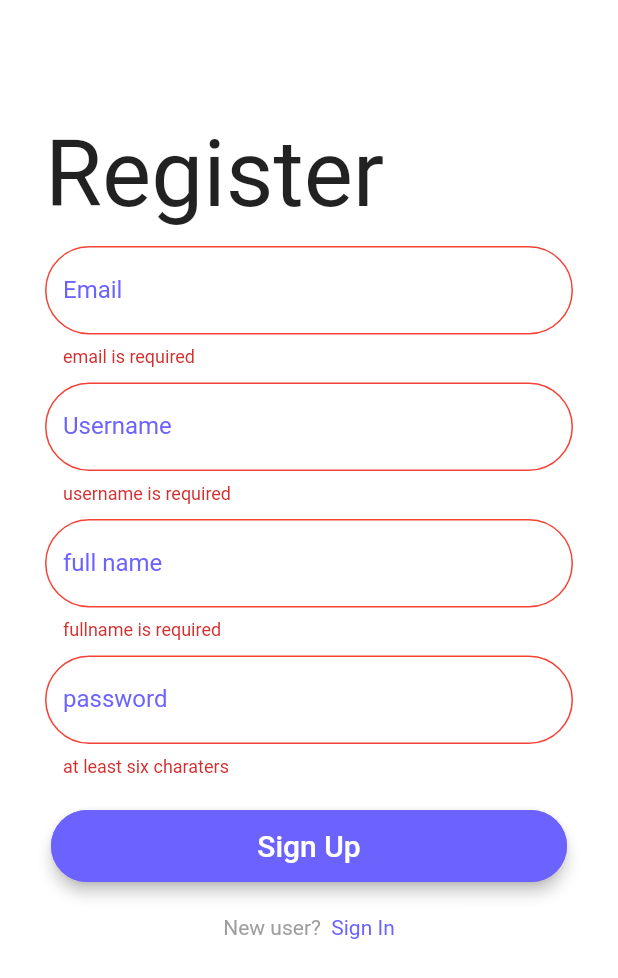
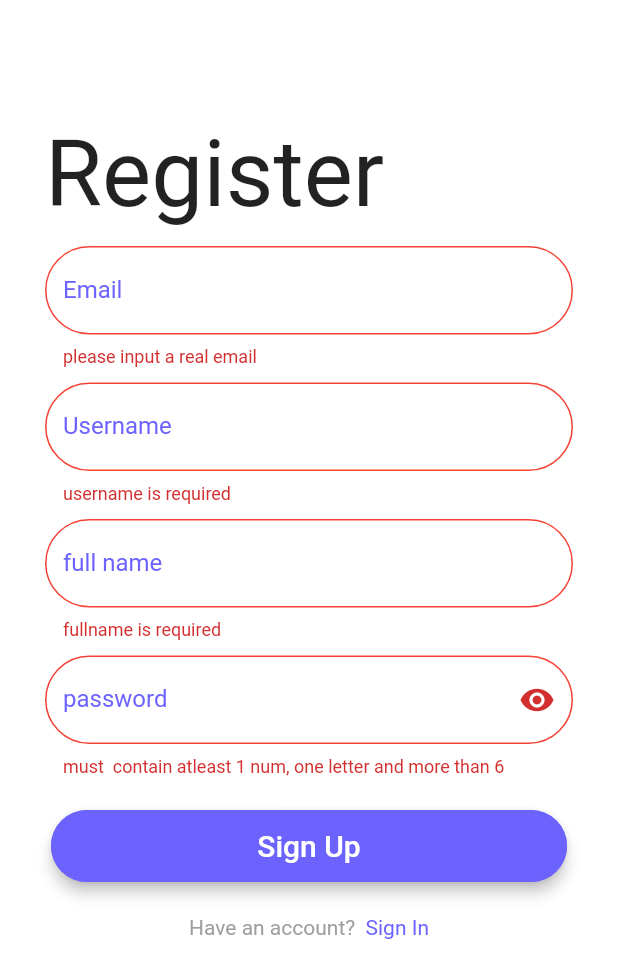
Before and after one commit to phawazzzy/todo-assistance, a Flutter app: the Register screen opened directly, after a tap on "Sign Up", on a phone screen of 412 x 824 dp. Shown: the top 978 px of the screen. Run offline on Flutter 3.47's test engine with Material 2 defaults, Android fonts, the light colour scheme and no system bars; our stand-ins replace email_validator, firebase_auth; accounts and stored records are empty.

Commit message:
alot of field validations for auth

```diff
--- a/lib/onboarding/onboardScreen.dart
+++ b/lib/onboarding/onboardScreen.dart
@@ -152,6 +152,7 @@ class SlideTile extends StatelessWidget {
             visible: slideIndex == slideLength - 1 ? true : false,
                 child: GestureDetector(
                   onTap: () {
+                    CircularProgressIndicator();
                     Navigator.pushReplacement(context, MaterialPageRoute(builder: (context) => Register()));
                   },
                   child: Container(
--- a/lib/screens/auth/register.dart
+++ b/lib/screens/auth/register.dart
@@ -1,8 +1,10 @@
 import 'package:flutter/material.dart';
+import 'package:flutter/services.dart';
 import 'package:todoassistance/screens/auth/sign_in.dart';
 import 'package:todoassistance/screens/auth/widgets/button.dart';
 import 'package:todoassistance/screens/auth/widgets/input_deco.dart';
 import 'package:todoassistance/shared/size_config.dart';
+import 'package:email_validator/email_validator.dart';
 
 class Register extends StatefulWidget {
   @override
@@ -12,6 +14,8 @@ class Register extends StatefulWidget {
 class _RegisterState extends State<Register> {
   final _formKey = GlobalKey<FormState>();
 
+  FocusScopeNode _focusScopeNode = FocusScopeNode();
+
   String email = '';
 
   String username = '';
@@ -20,12 +24,23 @@ class _RegisterState extends State<Register> {
 
   String password = '';
 
+  bool passwordState = true;
+  void showPassword() {
+    passwordState = !passwordState;
+  }
+
+  void _handleFieldSubmitted(String value) {
+    _focusScopeNode.nextFocus();
+  }
+
   @override
   Widget build(BuildContext context) {
     SizeConfig().init(context);
     return Scaffold(
       backgroundColor: Colors.white,
-      body: SafeArea(
+      body: FocusScope(
+        node: _focusScopeNode,
+        child: SafeArea(
           child: SingleChildScrollView(
             child: Container(
               margin: EdgeInsets.only(
@@ -49,59 +64,103 @@ class _RegisterState extends State<Register> {
                     child: Form(
                       key: _formKey,
                       child: Column(
-                      crossAxisAlignment: CrossAxisAlignment.center,
                         mainAxisAlignment: MainAxisAlignment.center,
                         children: <Widget>[
                           TextFormField(
-                          decoration: KTextInputDeco.copyWith(labelText: 'Email', hintText: 'Jonhdoe@mail.com'),
+                            onFieldSubmitted: _handleFieldSubmitted,
+                            textInputAction: TextInputAction.next,
+                            decoration: KTextInputDeco.copyWith(
+                                labelText: 'Email', hintText: 'Jonhdoe@mail.com'),
                             onChanged: (value) => email = value,
-                          validator: (value) => value.isEmpty ? 'email is required' : null,
+                            validator: (value) => EmailValidator.validate(value)
+                                ? null
+                                : 'please input a real email',
                             keyboardType: TextInputType.emailAddress,
                           ),
                           SizedBox(height: 10),
                           TextFormField(
-                            decoration: KTextInputDeco.copyWith(labelText: 'Username',),
+                            onFieldSubmitted: _handleFieldSubmitted,
+                            textInputAction: TextInputAction.next,
+                            decoration: KTextInputDeco.copyWith(
+                              labelText: 'Username',
+                            ),
                             onChanged: (value) => username = value,
-                            validator: (value) => value.isEmpty ? 'username is required' : null,
+                            validator: (value) =>
+                                value.isEmpty ? 'username is required' : null,
                           ),
                           SizedBox(height: 10),
                           TextFormField(
-                            decoration: KTextInputDeco.copyWith(hintText: 'John Doe', labelText: 'full name'),
+                            onFieldSubmitted: _handleFieldSubmitted,
+                            textInputAction: TextInputAction.next,
+                            decoration: KTextInputDeco.copyWith(
+                                hintText: 'John Doe', labelText: 'full name'),
                             onChanged: (value) => fullname = value,
-                            validator: (value) => value.isEmpty ? 'fullname is required' : null,
+                            validator: (value) =>
+                                value.isEmpty ? 'fullname is required' : null,
                           ),
                           SizedBox(height: 10),
                           TextFormField(
-                          decoration: KTextInputDeco.copyWith(hintText: '********', labelText: 'password'),
-                          onChanged: (value) { setState(()=> password = value); },
-                          validator: (value) => value.length <= 6  ? 'at least six charaters' : null,
-                          obscureText: true,
+                            onEditingComplete: () {print('i ma done');},
+                            textInputAction: TextInputAction.done,
+                            decoration: KTextInputDeco.copyWith(
+                              hintText: 'password6',
+                              labelText: 'password',
+                              suffixIcon: IconButton(icon: Icon(Icons.remove_red_eye), onPressed: () {
+                                setState(() {
+                                  showPassword();
+                                });
+                              }),
+                            ),
+
+                            onChanged: (value) {
+                              setState(() {
+                                password = value;
+                              });
+                            },
+                            validator: (value) {
+                              Pattern passwordPattern =
+                                  r'^(?=.*[0-9]+.*)(?=.*[a-zA-Z]+.*)[0-9a-zA-Z]{6,}$';
+                              RegExp regex = new RegExp(passwordPattern);
+                              if (!regex.hasMatch(value)) {
+                                return 'must  contain atleast 1 num, one letter and more than 6';
+                              } else {
+                                return null;
+                              }
+                            },
+                            obscureText: passwordState,
                           ),
                           SizedBox(
                             height: 18,
                           ),
-                        Button(buttonText: 'Sign Up', onPressed: () {
-                          if(_formKey.currentState.validate()) {
+                          Button(
+                            buttonText: 'Sign Up',
+                            onPressed: () {
+                              if (_formKey.currentState.validate()) {
                                 print('success');
                               } else {
                                 print('error');
                               }
-
-                        },),
+                            },
+                          ),
                           SizedBox(
                             height: 18,
                           ),
                           InkWell(
                             onTap: () {
-                            Navigator.push(context, MaterialPageRoute(builder: (context) => SignIn()));
+                              Navigator.push(
+                                  context,
+                                  MaterialPageRoute(
+                                      builder: (context) => SignIn(),),);
                               print('hello');
                             },
                             child: RichText(
                               text: TextSpan(
-                              text: 'New user? ',
+                                text: 'Have an account? ',
                                 style: TextStyle(color: Colors.grey),
                                 children: <TextSpan>[
-                                TextSpan(text: ' Sign In', style: TextStyle(color: Color(0xFF6C63FF))),
+                                  TextSpan(
+                                      text: ' Sign In',
+                                      style: TextStyle(color: Color(0xFF6C63FF))),
                                 ],
                               ),
                             ),
@@ -115,6 +174,7 @@ class _RegisterState extends State<Register> {
             ),
           ),
         ),
+      ),
     );
   }
 }
--- a/pubspec.yaml
+++ b/pubspec.yaml
@@ -29,6 +29,7 @@ dependencies:
   # Use with the CupertinoIcons class for iOS style icons.
   cupertino_icons: ^0.1.3
   firebase_auth: ^0.16.1
+  email_validator: ^1.0.4
 #  cloud_firestore: ^0.13.6
 
 dev_dependencies:
```
Also changed, not shown: lib/screens/auth/sign_in.dart (+76 -14 lines), pubspec.lock. Lines whose indentation alone changed are shown as unchanged.
